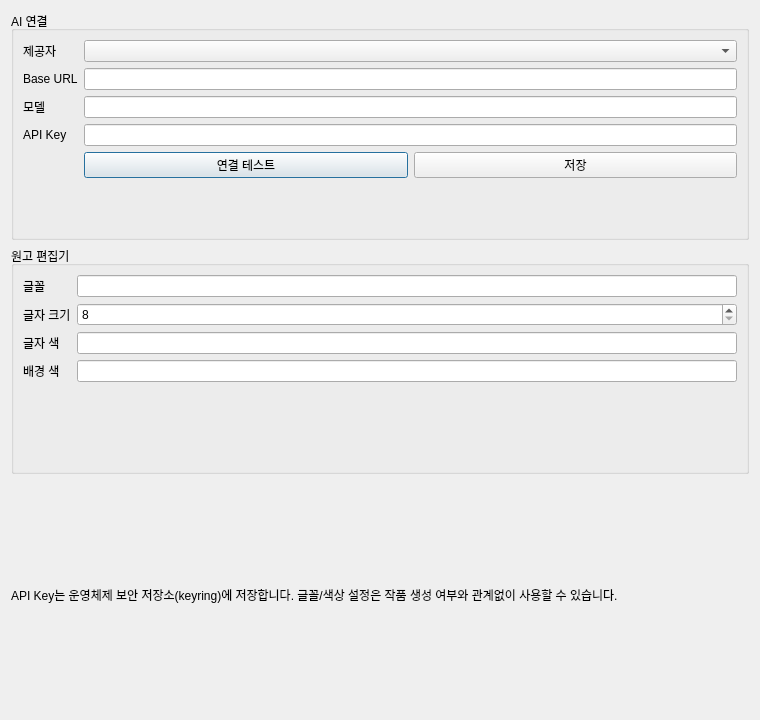
Old version of the form novel_studio/ui/forms/ai_settings.ui in the repository Donian-kor/Novel_Studio_v0.1.
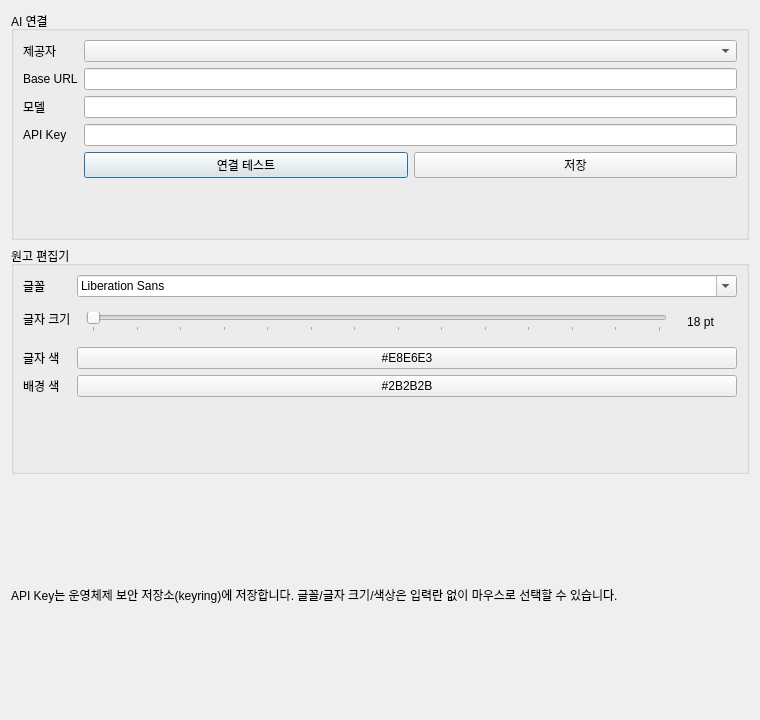
New version of the form.

```diff
--- a/novel_studio/ui/forms/ai_settings.ui
+++ b/novel_studio/ui/forms/ai_settings.ui
@@ -1,1 +1,2 @@
-<?xml version="1.0" encoding="UTF-8"?><ui version="4.0"><class>AISettingsDialog</class><widget class="QDialog" name="AISettingsDialog"><property name="windowTitle"><string>AI / 편집기 설정</string></property><property name="minimumSize"><size><width>760</width><height>720</height></size></property><layout class="QVBoxLayout" name="l"><item><widget class="QGroupBox" name="aiBox"><property name="title"><string>AI 연결</string></property><layout class="QFormLayout" name="f"><item row="0" column="0"><widget class="QLabel" name="pLbl"><property name="text"><string>제공자</string></property></widget></item><item row="0" column="1"><widget class="QComboBox" name="provider"/></item><item row="1" column="0"><widget class="QLabel" name="urlLbl"><property name="text"><string>Base URL</string></property></widget></item><item row="1" column="1"><widget class="QLineEdit" name="urlEdit"/></item><item row="2" column="0"><widget class="QLabel" name="modelLbl"><property name="text"><string>모델</string></property></widget></item><item row="2" column="1"><widget class="QLineEdit" name="modelEdit"/></item><item row="3" column="0"><widget class="QLabel" name="keyLbl"><property name="text"><string>API Key</string></property></widget></item><item row="3" column="1"><widget class="QLineEdit" name="keyEdit"><property name="echoMode"><enum>QLineEdit::Password</enum></property></widget></item><item row="4" column="1"><layout class="QHBoxLayout" name="ab"><item><widget class="QPushButton" name="testBtn"><property name="text"><string>연결 테스트</string></property></widget></item><item><widget class="QPushButton" name="saveBtn"><property name="text"><string>저장</string></property></widget></item></layout></item></layout></widget></item><item><widget class="QGroupBox" name="editorBox"><property name="title"><string>원고 편집기</string></property><layout class="QFormLayout" name="ef"><item row="0" column="0"><widget class="QLabel" name="fontLbl"><property name="text"><string>글꼴</string></property></widget></item><item row="0" column="1"><widget class="QLineEdit" name="fontEdit"/></item><item row="1" column="0"><widget class="QLabel" name="sizeLbl"><property name="text"><string>글자 크기</string></property></widget></item><item row="1" column="1"><widget class="QSpinBox" name="fontSpin"><property name="minimum"><number>8</number></property><property name="maximum"><number>60</number></property></widget></item><item row="2" column="0"><widget class="QLabel" name="tcLbl"><property name="text"><string>글자 색</string></property></widget></item><item row="2" column="1"><widget class="QLineEdit" name="textColor"/></item><item row="3" column="0"><widget class="QLabel" name="bcLbl"><property name="text"><string>배경 색</string></property></widget></item><item row="3" column="1"><widget class="QLineEdit" name="bgColor"/></item></layout></widget></item><item><widget class="QLabel" name="note"><property name="text"><string>API Key는 운영체제 보안 저장소(keyring)에 저장합니다. 글꼴/색상 설정은 작품 생성 여부와 관계없이 사용할 수 있습니다.</string></property></widget></item></layout></widget><resources/><connections/></ui>
+<?xml version="1.0" encoding="UTF-8"?><ui version="4.0"><class>AISettingsDialog</class><widget class="QDialog" name="AISettingsDialog"><property name="windowTitle"><string>AI / 편집기 설정</string></property><property name="minimumSize"><size><width>760</width><height>720</height></size></property><layout class="QVBoxLayout" name="l"><item><widget class="QGroupBox" name="aiBox"><property name="title"><string>AI 연결</string></property><layout class="QFormLayout" name="f"><item row="0" column="0"><widget class="QLabel" name="pLbl"><property name="text"><string>제공자</string></property></widget></item><item row="0" column="1"><widget class="QComboBox" name="provider"/></item><item row="1" column="0"><widget class="QLabel" name="urlLbl"><property name="text"><string>Base URL</string></property></widget></item><item row="1" column="1"><widget class="QLineEdit" name="urlEdit"/></item><item row="2" column="0"><widget class="QLabel" name="modelLbl"><property name="text"><string>모델</string></property></widget></item><item row="2" column="1"><widget class="QLineEdit" name="modelEdit"/></item><item row="3" column="0"><widget class="QLabel" name="keyLbl"><property name="text"><string>API Key</string></property></widget></item><item row="3" column="1"><widget class="QLineEdit" name="keyEdit"><property name="echoMode"><enum>QLineEdit::Password</enum></property></widget></item><item row="4" column="1"><layout class="QHBoxLayout" name="ab"><item><widget class="QPushButton" name="testBtn"><property name="text"><string>연결 테스트</string></property></widget></item><item><widget class="QPushButton" name="saveBtn"><property name="text"><string>저장</string></property></widget></item></layout></item></layout></widget></item><item><widget class="QGroupBox" name="editorBox"><property name="title"><string>원고 편집기</string></property><layout class="QFormLayout" name="ef"><item row="0" column="0"><widget class="QLabel" name="fontLbl"><property name="text"><string>글꼴</string></property></widget></item><item row="0" column="1"><widget class="QFontComboBox" name="fontEdit"/></item><item row="1" column="0"><widget class="QLabel" name="sizeLbl"><property name="text"><string>글자 크기</string></property></widget></item><item row="1" column="1"><widget class="QWidget" name="fontSizePanel">
+<layout class="QHBoxLayout" name="fontSizeLayout"><item><widget class="QSlider" name="fontSpin"><property name="minimum"><number>8</number></property><property name="maximum"><number>60</number></property><property name="orientation"><enum>Qt::Horizontal</enum></property><property name="tickPosition"><enum>QSlider::TicksBelow</enum></property><property name="tickInterval"><number>4</number></property></widget></item><item><widget class="QLabel" name="fontSizeValue"><property name="minimumSize"><size><width>55</width><height>0</height></size></property><property name="alignment"><set>Qt::AlignCenter</set></property><property name="text"><string>18 pt</string></property></widget></item></layout></widget></item><item row="2" column="0"><widget class="QLabel" name="tcLbl"><property name="text"><string>글자 색</string></property></widget></item><item row="2" column="1"><widget class="QPushButton" name="textColor"><property name="text"><string>#E8E6E3</string></property></widget></item><item row="3" column="0"><widget class="QLabel" name="bcLbl"><property name="text"><string>배경 색</string></property></widget></item><item row="3" column="1"><widget class="QPushButton" name="bgColor"><property name="text"><string>#2B2B2B</string></property></widget></item></layout></widget></item><item><widget class="QLabel" name="note"><property name="text"><string>API Key는 운영체제 보안 저장소(keyring)에 저장합니다. 글꼴/글자 크기/색상은 입력란 없이 마우스로 선택할 수 있습니다.</string></property></widget></item></layout></widget><resources/><connections/></ui>
```
